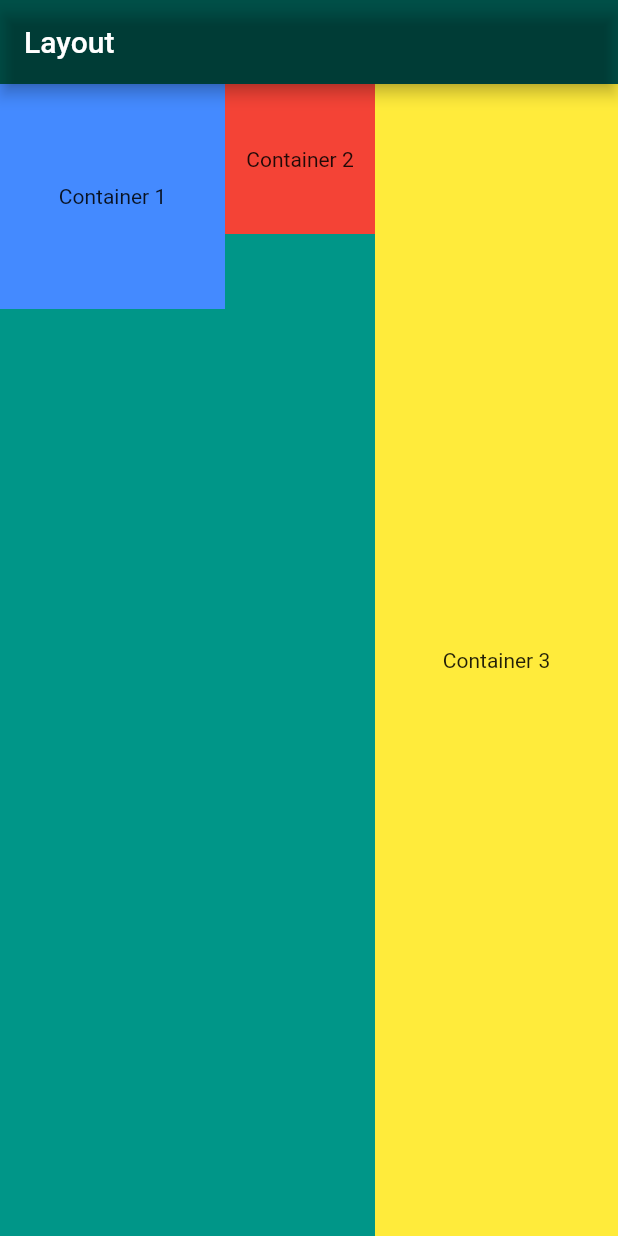
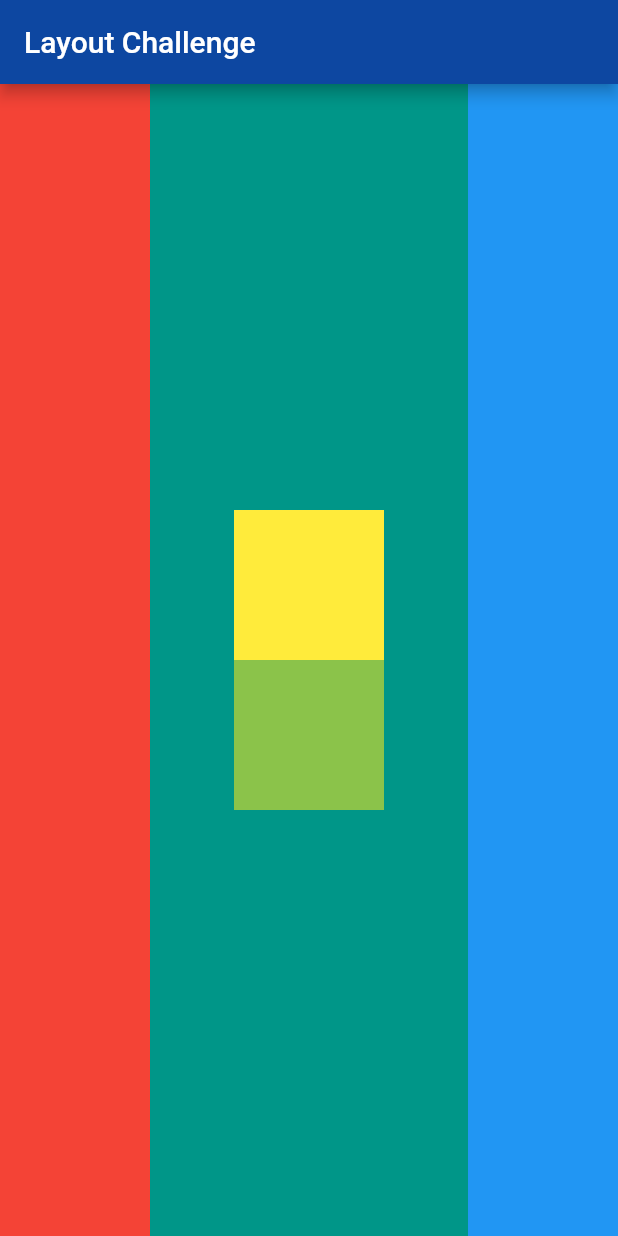
Before and after one commit to rashiop/flutter__mi-card, a Flutter app: the screen it shows after launch, on a phone screen of 412 x 824 dp. Run offline on Flutter 3.47's test engine with Material 2 defaults, Android fonts, the phone set to English and light mode, and no system bars.

Commit message:
:lipstick: layout challenge

```diff
--- a/lib/main.dart
+++ b/lib/main.dart
@@ -11,40 +11,40 @@ class MyApp extends StatelessWidget {
       home: Scaffold(
         backgroundColor: Colors.teal,
         appBar: AppBar(
-        title: Text('Layout'),
-        backgroundColor: Colors.black45,
+          title: Text('Layout Challenge'),
+          backgroundColor: Colors.blue[900],
         ),
         body: SafeArea(
           child: Row(
-          crossAxisAlignment: CrossAxisAlignment.start,
-          verticalDirection: VerticalDirection.down,
-          // mainAxisSize: MainAxisSize.min,
             mainAxisAlignment: MainAxisAlignment.spaceBetween,
             children: <Widget>[
               Container(
-              child: Text('Container 1'),
-              height: 150.0,
-              width: 150.0,
-              alignment: Alignment.center,
-              color: Colors.blueAccent[200],
+                width: 100,
+                color: Colors.red,
+              ),
+              Column(
+                mainAxisAlignment: MainAxisAlignment.center,
+                children: <Widget>[
+                  Container(
+                    width: 100,
+                    height: 100,
+                    color: Colors.yellow,
                   ),
                   Container(
-              child: Text('Container 2'),
-              height: 100.0,
-              width: 100.0,
-              alignment: Alignment.center,
-              color: Colors.red,
+                    width: 100,
+                    height: 100,
+                    color: Colors.lightGreen,
                   ),
-            Expanded(
-              child: Container(
-                child: Text('Container 3'),
-                alignment: Alignment.center,
-                color: Colors.yellow,
+                ],
               ),
+              Container(
+                width: 100,
+                color: Colors.blue,
               )
             ],
           ),
         ),
-    ));
+      ),
+    );
   }
 }
```
Lines whose indentation alone changed are shown as unchanged.
